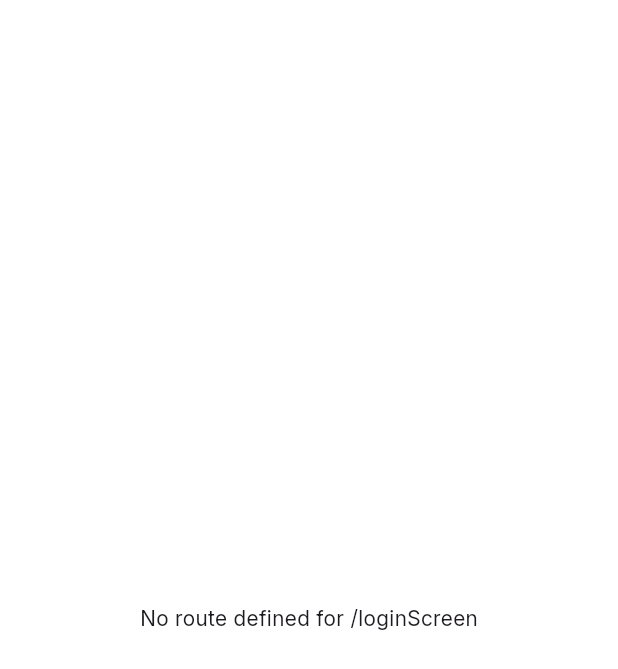
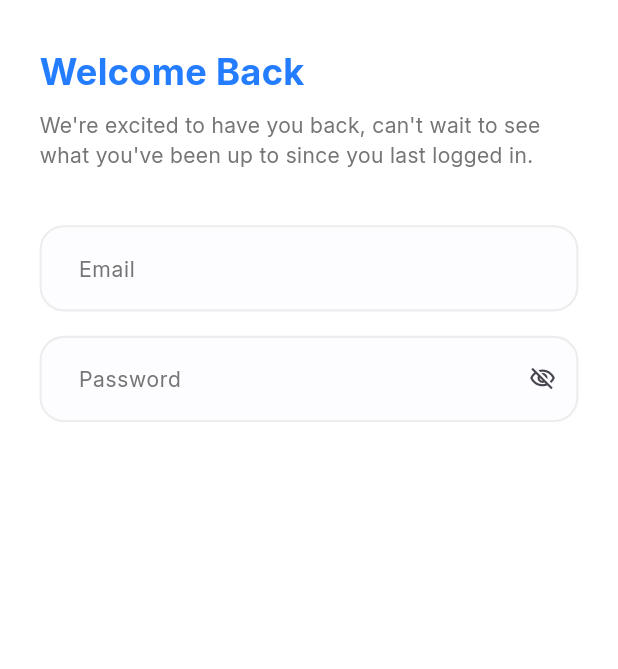
Before and after one commit to MohammedAttia3104/flutter_advanced_complete_course, a Flutter app: the screen it shows after launch, after a tap on "Get Started", on a phone screen of 412 x 824 dp. Shown: the top 669 px of the screen. Run offline on Flutter 3.47's test engine with Material 3 defaults, Android fonts, the phone set to English and light mode, and no system bars; our stand-ins replace dio, flutter_screenutil, flutter_svg, freezed_annotation, get_it, pretty_dio_logger and 2 more; generated files the repository leaves out were written again.

Commit message:
add app custom text form field

```diff
--- a/lib/core/routing/app_router.dart
+++ b/lib/core/routing/app_router.dart
@@ -1,5 +1,6 @@
 import 'package:flutter/material.dart';
 import 'package:flutter_advanced_complete_course/core/routing/routes.dart';
+import 'package:flutter_advanced_complete_course/features/login/presentation/screens/login_screen.dart';
 import 'package:flutter_advanced_complete_course/features/onboarding/onboarding_screen.dart';
 
 class AppRouter {
@@ -12,17 +13,18 @@ class AppRouter {
         return MaterialPageRoute(
           builder: (_) => const OnboardingScreen(),
         );
-      /*case Routes.loginScreen:
+      case Routes.loginScreen:
         return MaterialPageRoute(
           builder: (_) => const LoginScreen(),
-        );*/
+        );
       default:
         return MaterialPageRoute(
-          builder: (_) => Scaffold(
-            body: Center(
-              child: Text('No route defined for ${settings.name}'),
-            ),
-          ),
+          builder: (_) =>
+              Scaffold(
+                body: Center(
+                  child: Text('No route defined for ${settings.name}'),
+                ),
+              ),
         );
     }
   }
--- a/lib/core/theming/strings.dart
+++ b/lib/core/theming/strings.dart
@@ -4,4 +4,12 @@ class Strings {
   static const String onBoardingSubSlogan =
       'Manage and schedule all of your medical appointments easily with Docdoc to get a new experience.';
   static const String onBoardingGetStarted = 'Get Started';
+  static const String loginWelcomeBack = 'Welcome Back';
+  static const String loginWelcomeBackSub =
+      'We\'re excited to have you back, can\'t wait to see what you\'ve been up to since you last logged in.';
+  static const String emailHintText = 'Email';
+  static const String passwordHintText = 'Password';
+  static const String loginForgotPassword = 'Forgot Password?';
+  static const String loginBtn = 'Login';
+  static const String loginAlreadyHaveNoAccount = 'Don\'t have an account?';
 }
--- a/lib/core/theming/styles.dart
+++ b/lib/core/theming/styles.dart
@@ -17,14 +17,80 @@ class TextStyles {
     color: ColorsManager.mainBlue,
   );
 
-  static TextStyle font13GrayNormal= TextStyle(
+  static TextStyle font13BlueSemiBold = TextStyle(
     fontSize: 13.sp,
+    fontWeight: FontWeightHelper.semiBold,
+    color: ColorsManager.mainBlue,
+  );
+
+  static TextStyle font13DarkBlueMedium = TextStyle(
+    fontSize: 13.sp,
+    fontWeight: FontWeightHelper.medium,
+    color: ColorsManager.darkBlue,
+  );
+
+  static TextStyle font13DarkBlueRegular = TextStyle(
+    fontSize: 13.sp,
+    fontWeight: FontWeightHelper.regular,
+    color: ColorsManager.darkBlue,
+  );
+
+  static TextStyle font24BlueBold = TextStyle(
+    fontSize: 24.sp,
+    fontWeight: FontWeightHelper.bold,
+    color: ColorsManager.mainBlue,
+  );
+
+  static TextStyle font16WhiteSemiBold = TextStyle(
+    fontSize: 16.sp,
+    fontWeight: FontWeightHelper.semiBold,
+    color: Colors.white,
+  );
+
+  static TextStyle font13GrayRegular = TextStyle(
+    fontSize: 13.sp,
+    fontWeight: FontWeightHelper.regular,
     color: ColorsManager.gray,
   );
 
+  static TextStyle font13BlueRegular = TextStyle(
+    fontSize: 13.sp,
+    fontWeight: FontWeightHelper.regular,
+    color: ColorsManager.mainBlue,
+  );
+
+  static TextStyle font14GrayRegular = TextStyle(
+    fontSize: 14.sp,
+    fontWeight: FontWeightHelper.regular,
+    color: ColorsManager.gray,
+  );
+
+  static TextStyle font14LightGrayRegular = TextStyle(
+    fontSize: 14.sp,
+    fontWeight: FontWeightHelper.regular,
+    color: ColorsManager.lightGray,
+  );
+
+  static TextStyle font14DarkBlueMedium = TextStyle(
+    fontSize: 14.sp,
+    fontWeight: FontWeightHelper.medium,
+    color: ColorsManager.darkBlue,
+  );
   static TextStyle font16WhiteMedium = TextStyle(
     fontSize: 16.sp,
+    fontWeight: FontWeightHelper.medium,
     color: Colors.white,
+  );
+
+  static TextStyle font14BlueSemiBold = TextStyle(
+    fontSize: 14.sp,
+    fontWeight: FontWeightHelper.semiBold,
+    color: ColorsManager.mainBlue,
+  );
+
+  static TextStyle font15DarkBlueMedium = TextStyle(
+    fontSize: 15.sp,
     fontWeight: FontWeightHelper.medium,
+    color: ColorsManager.darkBlue,
   );
 }
--- /dev/null
+++ b/lib/core/widgets/app_text_form_field.dart
@@ -0,0 +1,96 @@
+import 'package:flutter/material.dart';
+import 'package:flutter_screenutil/flutter_screenutil.dart';
+
+import '../theming/colors.dart';
+import '../theming/styles.dart';
+
+class AppTextFormField extends StatelessWidget {
+  final TextEditingController controller;
+  final TextInputType? keyboardType;
+  final FocusNode? focusNode;
+  final EdgeInsetsGeometry? contentPadding;
+  final void Function()? onEditingComplete;
+  final Function(String?) validator;
+  final InputBorder? focusBorder;
+  final InputBorder? enableBorder;
+  final Widget? suffixIcon;
+  final String hintText;
+  final TextStyle? hintStyle;
+  final Color? fillColorBackGround;
+  final bool? isObscureText;
+
+  const AppTextFormField({
+    super.key,
+    required this.controller,
+    this.contentPadding,
+    required this.hintText,
+    this.fillColorBackGround,
+    this.keyboardType,
+    this.onEditingComplete,
+    this.suffixIcon,
+    this.hintStyle,
+    this.isObscureText,
+    required this.validator,
+    this.focusBorder,
+    this.enableBorder,
+    this.focusNode,
+  });
+
+  @override
+  Widget build(BuildContext context) {
+    return TextFormField(
+      controller: controller,
+      focusNode: focusNode,
+      keyboardType: keyboardType,
+      onEditingComplete: onEditingComplete,
+      onTapOutside: (event) {
+        FocusManager.instance.primaryFocus?.unfocus();
+      },
+      validator: (value) {
+        return validator(value);
+      },
+      obscureText: isObscureText ?? false,
+      style: TextStyles.font14DarkBlueMedium,
+      decoration: InputDecoration(
+        isDense: true,
+        contentPadding: contentPadding ??
+            EdgeInsets.symmetric(horizontal: 20.w, vertical: 18.h),
+        hintText: hintText,
+        hintStyle: hintStyle ?? TextStyles.font14GrayRegular,
+        focusedBorder: focusBorder ??
+            OutlineInputBorder(
+              borderRadius: BorderRadius.circular(16.r),
+              borderSide: BorderSide(
+                color: ColorsManager.mainBlue,
+                width: 1.3.w,
+              ),
+            ),
+        enabledBorder: enableBorder ??
+            OutlineInputBorder(
+              borderRadius: BorderRadius.circular(16.r),
+              borderSide: BorderSide(
+                color: ColorsManager.lighterGray,
+                width: 1.3.w,
+              ),
+            ),
+        focusedErrorBorder: OutlineInputBorder(
+          borderRadius: BorderRadius.circular(16.r),
+          borderSide: BorderSide(
+            color: Colors.red,
+            width: 1.3.w,
+          ),
+        ),
+        errorBorder: OutlineInputBorder(
+          borderRadius: BorderRadius.circular(16.r),
+          borderSide: BorderSide(
+            color: Colors.red,
+            width: 1.3.w,
+          ),
+        ),
+        filled: true,
+        fillColor: fillColorBackGround ?? ColorsManager.moreLightGray,
+        suffixIcon: suffixIcon,
+      ),
+    );
+  }
+}
--- /dev/null
+++ b/lib/features/login/presentation/screens/login_screen.dart
@@ -0,0 +1,70 @@
+import 'package:flutter/material.dart';
+import 'package:flutter_advanced_complete_course/core/theming/colors.dart';
+import 'package:flutter_advanced_complete_course/core/widgets/app_text_form_field.dart';
+import 'package:flutter_screenutil/flutter_screenutil.dart';
+
+import '../../../../core/helpers/app_regex.dart';
+import '../../../../core/helpers/spacing.dart';
+import '../../../../core/theming/strings.dart';
+import '../../../../core/theming/styles.dart';
+
+class LoginScreen extends StatefulWidget {
+  const LoginScreen({super.key});
+
+  @override
+  State<LoginScreen> createState() => _LoginScreenState();
+}
+
+class _LoginScreenState extends State<LoginScreen> {
+  @override
+  Widget build(BuildContext context) {
+    return Scaffold(
+      body: SingleChildScrollView(
+        child: SafeArea(
+          child: Padding(
+            padding: EdgeInsets.symmetric(vertical: 30.h, horizontal: 24.w),
+            child: Column(
+              crossAxisAlignment: CrossAxisAlignment.start,
+              children: [
+                Text(
+                  Strings.loginWelcomeBack,
+                  style: TextStyles.font24BlueBold,
+                ),
+                verticalSpace(8),
+                Text(
+                  Strings.loginWelcomeBackSub,
+                  style: TextStyles.font14GrayRegular,
+                ),
+                verticalSpace(36),
+                AppTextFormField(
+                  controller: TextEditingController(),
+                  hintText: Strings.emailHintText,
+                  validator: (value) {
+                    if (value == null ||
+                        value.isEmpty ||
+                        !AppRegex.isEmailValid(value)) {
+                      return 'Please enter a valid email';
+                    }
+                  },
+                ),
+                verticalSpace(16),
+                AppTextFormField(
+                  controller: TextEditingController(),
+                  hintText: Strings.passwordHintText,
+                  suffixIcon: Icon(Icons.visibility_off_outlined),
+                  isObscureText: true,
+                  validator: (value) {
+                    if (value == null || value.isEmpty) {
+                      return 'Please enter a valid password';
+                    }
+                  },
+                ),
+                verticalSpace(24),
+              ],
+            ),
+          ),
+        ),
+      ),
+    );
+  }
+}
--- a/lib/features/onboarding/onboarding_screen.dart
+++ b/lib/features/onboarding/onboarding_screen.dart
@@ -29,7 +29,7 @@ class OnboardingScreen extends StatelessWidget {
                       children: [
                         Text(
                           Strings.onBoardingSubSlogan,
-                          style: TextStyles.font13GrayNormal,
+                          style: TextStyles.font13GrayRegular,
                           textAlign: TextAlign.center,
                         ),
                         verticalSpace(30),
```
